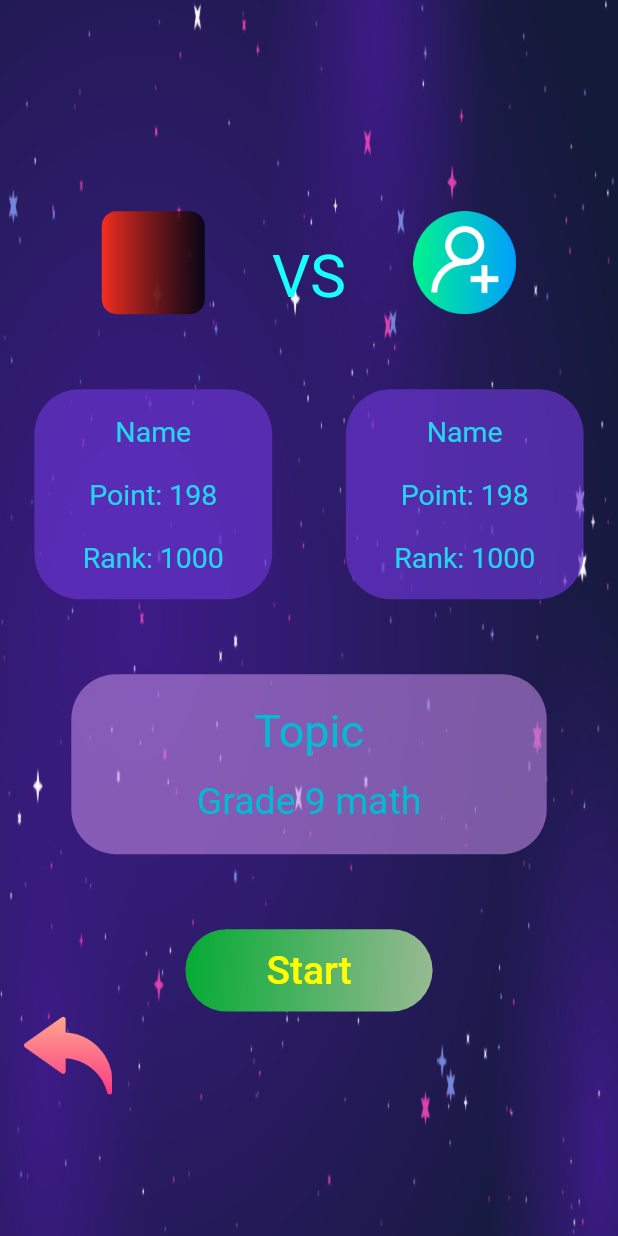
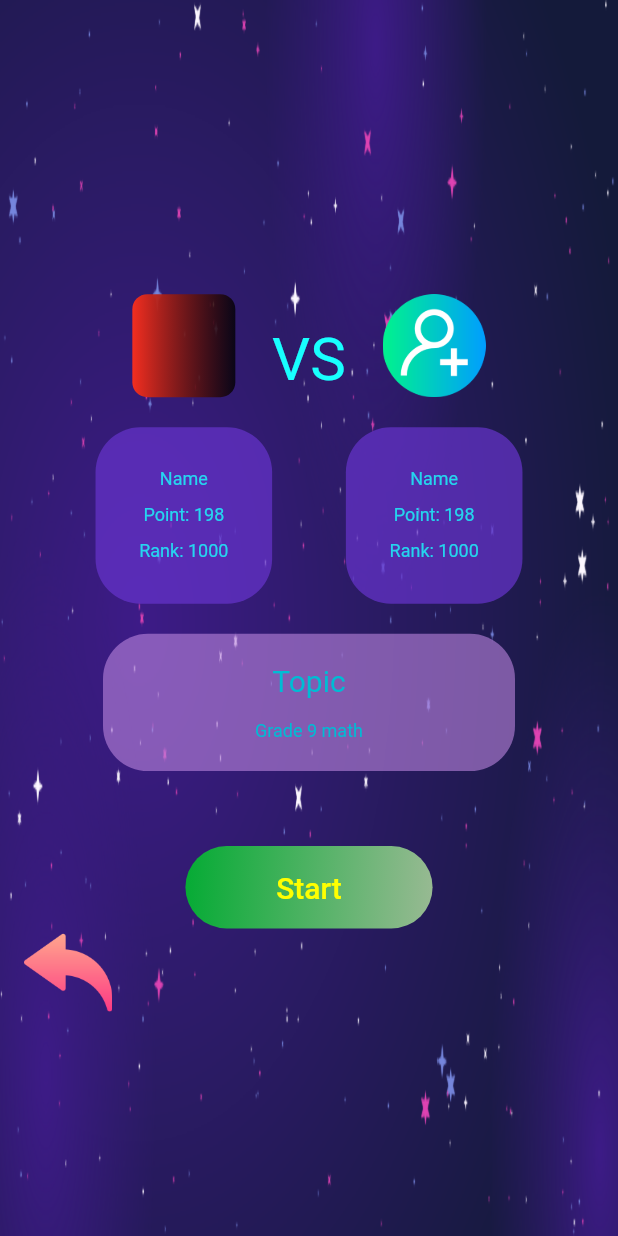
Before and after one commit to thanhpro0703/o_z_e, a Flutter app: the Screen_Solo widget shown alone on an empty page, opened directly, on a phone screen of 412 x 824 dp. Run offline on Flutter 3.47's test engine with Material 2 defaults, Android fonts, the phone set to English and light mode, and no system bars.

Commit message:
chieu thu5 lan1

```diff
--- a/game_app/lib/main.dart
+++ b/game_app/lib/main.dart
@@ -20,7 +20,7 @@ class MyApp extends StatelessWidget {
   Widget build(BuildContext context) {
     return const MaterialApp(
       debugShowCheckedModeBanner: false,
-      home: Screen_Team(),
+      home: Screen_Choose_Level(),
     );
   }
 }
--- a/game_app/lib/screen_solo/screen_solo.dart
+++ b/game_app/lib/screen_solo/screen_solo.dart
@@ -1,5 +1,6 @@
 import 'dart:ui';
 import 'package:flutter/material.dart';
+import '../screen_maingame/screen_maingame.dart';
 
 class Screen_Solo extends StatefulWidget {
   const Screen_Solo({super.key});
@@ -46,10 +47,10 @@ class _MyScreenSolo extends State<Screen_Solo> {
                               end: Alignment.topRight,
                             )),
                         child: Center())),
-                Padding(padding: EdgeInsets.only(top: 40)),
+                Padding(padding: EdgeInsets.only(top: 10)),
                 Container(
-                    width: MediaQuery.of(context).size.width / 2.6,
-                    height: 140,
+                    width: MediaQuery.of(context).size.width / 3.5,
+                    height: MediaQuery.of(context).size.width / 3.5,
                     decoration: BoxDecoration(
                         borderRadius: BorderRadius.circular(30),
                         color: Color(0xffff6633CC).withOpacity(0.7)),
@@ -62,21 +63,21 @@ class _MyScreenSolo extends State<Screen_Solo> {
                               'Name',
                               style: TextStyle(
                                   color: Colors.cyanAccent.withOpacity(0.8),
-                                  fontSize: 19),
+                                  fontSize: 12),
                             ),
-                            Padding(padding: EdgeInsets.fromLTRB(0, 10, 0, 10)),
+                            Padding(padding: EdgeInsets.only(top: 10)),
                             Text(
                               'Point: 198',
                               style: TextStyle(
                                   color: Colors.cyanAccent.withOpacity(0.8),
-                                  fontSize: 19),
+                                  fontSize: 12),
                             ),
-                            Padding(padding: EdgeInsets.fromLTRB(0, 10, 0, 10)),
+                            Padding(padding: EdgeInsets.only(top: 10)),
                             Text(
                               'Rank: 1000',
                               style: TextStyle(
                                   color: Colors.cyanAccent.withOpacity(0.8),
-                                  fontSize: 19),
+                                  fontSize: 12),
                             ),
                           ]),
                     )),
@@ -98,10 +99,10 @@ class _MyScreenSolo extends State<Screen_Solo> {
                       height: MediaQuery.of(context).size.width / 6,
                       child: Image(image: AssetImage('assets/add-user.png')),
                     )),
-                Padding(padding: EdgeInsets.only(top: 50)),
+                Padding(padding: EdgeInsets.only(top: 20)),
                 Container(
-                    width: MediaQuery.of(context).size.width / 2.6,
-                    height: 140,
+                    width: MediaQuery.of(context).size.width / 3.5,
+                    height: MediaQuery.of(context).size.width / 3.5,
                     decoration: BoxDecoration(
                         borderRadius: BorderRadius.circular(30),
                         color: Color(0xffff6633CC).withOpacity(0.7)),
@@ -113,31 +114,31 @@ class _MyScreenSolo extends State<Screen_Solo> {
                               'Name',
                               style: TextStyle(
                                   color: Colors.cyanAccent.withOpacity(0.8),
-                                  fontSize: 19),
+                                  fontSize: 12),
                             ),
-                            Padding(padding: EdgeInsets.fromLTRB(0, 10, 0, 10)),
+                            Padding(padding: EdgeInsets.only(top: 10)),
                             Text(
                               'Point: 198',
                               style: TextStyle(
                                   color: Colors.cyanAccent.withOpacity(0.8),
-                                  fontSize: 19),
+                                  fontSize: 12),
                             ),
-                            Padding(padding: EdgeInsets.fromLTRB(0, 10, 0, 10)),
+                            Padding(padding: EdgeInsets.only(top: 10)),
                             Text(
                               'Rank: 1000',
                               style: TextStyle(
                                   color: Colors.cyanAccent.withOpacity(0.8),
-                                  fontSize: 19),
+                                  fontSize: 12),
                             ),
                           ]),
                     )),
               ])
             ],
           ),
-          Padding(padding: EdgeInsets.only(top: 50)),
+          Padding(padding: EdgeInsets.only(top: 20)),
           Container(
-              width: MediaQuery.of(context).size.width / 1.3,
-              height: 120,
+              width: MediaQuery.of(context).size.width / 1.5,
+              height: (MediaQuery.of(context).size.width / 4.5),
               decoration: BoxDecoration(
                   borderRadius: BorderRadius.circular(30),
                   color: Color.fromARGB(255, 187, 133, 222).withOpacity(0.6)),
@@ -147,11 +148,11 @@ class _MyScreenSolo extends State<Screen_Solo> {
                 children: [
                   Text(
                     'Topic',
-                    style: TextStyle(fontSize: 30, color: Colors.cyan),
+                    style: TextStyle(fontSize: 20, color: Colors.cyan),
                   ),
                   Padding(padding: EdgeInsets.only(top: 15)),
                   Text('Grade 9 math',
-                      style: TextStyle(fontSize: 25, color: Colors.cyan))
+                      style: TextStyle(fontSize: 12, color: Colors.cyan))
                 ],
               ))),
           ElevatedButton(
@@ -177,14 +178,18 @@ class _MyScreenSolo extends State<Screen_Solo> {
                       'Start',
                       style: TextStyle(
                         color: Colors.yellowAccent,
-                        fontSize: 26,
+                        fontSize: 20,
                       ),
                     ),
                   ))),
 
           Row(mainAxisAlignment: MainAxisAlignment.start, children: [
             ElevatedButton(
-                onPressed: () {},
+                onPressed: () {
+                  Navigator.of(context).push(MaterialPageRoute(
+                    builder: (context) => ScreenMainGame(),
+                  ));
+                },
                 style: ElevatedButton.styleFrom(
                     primary: Colors.transparent,
                     shadowColor: Colors.transparent),
```
Also changed, not shown: game_app/lib/screen_choose_level/screen_choose_level.dart (+17 -8 lines), game_app/lib/screen_play_group/screen_play_group.dart (+8 -1 lines).
